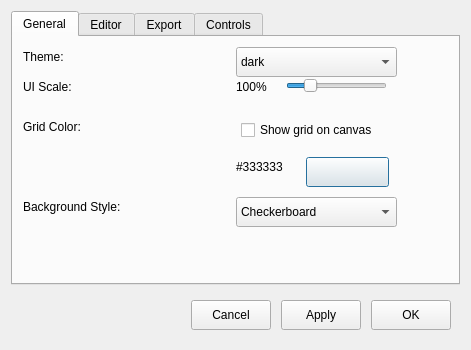
Before: the Qt Designer form POD2d/settingsdialog.ui in ilertwo/POD2d, drawn with Qt 5.
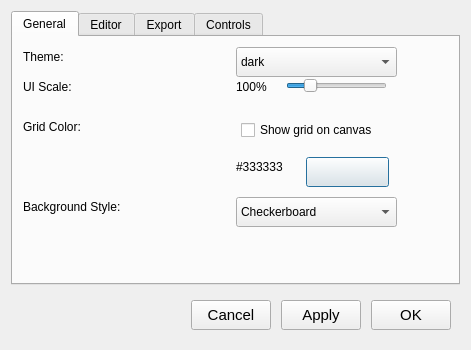
After: the same form once the commit is applied.

Patch:
```diff
--- a/POD2d/settingsdialog.ui
+++ b/POD2d/settingsdialog.ui
@@ -705,6 +705,11 @@
           <height>30</height>
          </size>
         </property>
+        <property name="font">
+         <font>
+          <pointsize>11</pointsize>
+         </font>
+        </property>
         <property name="cursor">
          <cursorShape>PointingHandCursor</cursorShape>
         </property>
@@ -727,6 +732,11 @@
           <height>30</height>
          </size>
         </property>
+        <property name="font">
+         <font>
+          <pointsize>11</pointsize>
+         </font>
+        </property>
         <property name="cursor">
          <cursorShape>PointingHandCursor</cursorShape>
         </property>
@@ -749,6 +759,11 @@
           <height>30</height>
          </size>
         </property>
+        <property name="font">
+         <font>
+          <pointsize>11</pointsize>
+         </font>
+        </property>
         <property name="cursor">
          <cursorShape>PointingHandCursor</cursorShape>
         </property>
```
